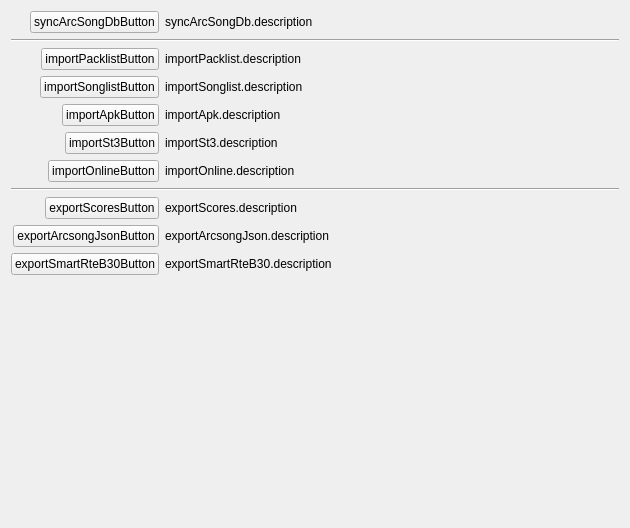
Qt form ui/designer/tabs/tabDb/tabDb_Manage.ui (ArcaeaOffline/client-pyside6) before a commit.
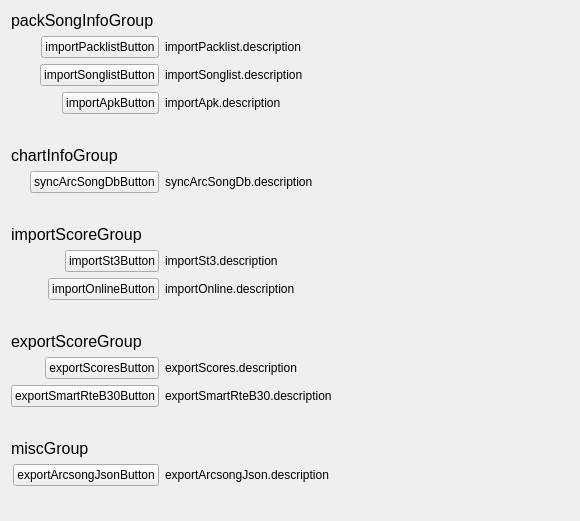
The same form after that commit.

Commit message: refactor(ui): TabDb_Manage

```diff
--- a/ui/designer/tabs/tabDb/tabDb_Manage.ui
+++ b/ui/designer/tabs/tabDb/tabDb_Manage.ui
@@ -6,8 +6,8 @@
    <rect>
     <x>0</x>
     <y>0</y>
-    <width>630</width>
-    <height>528</height>
+    <width>580</width>
+    <height>521</height>
    </rect>
   </property>
   <property name="windowTitle">
@@ -17,70 +17,21 @@
    <property name="labelAlignment">
     <set>Qt::AlignRight|Qt::AlignTrailing|Qt::AlignVCenter</set>
    </property>
-   <item row="0" column="0">
-    <widget class="QPushButton" name="syncArcSongDbButton">
-     <property name="text">
-      <string>syncArcSongDbButton</string>
-     </property>
-    </widget>
-   </item>
-   <item row="0" column="1">
-    <widget class="QLabel" name="label">
-     <property name="text">
-      <string>syncArcSongDb.description</string>
-     </property>
-    </widget>
-   </item>
-   <item row="5" column="0">
-    <widget class="QPushButton" name="importSt3Button">
-     <property name="text">
-      <string>importSt3Button</string>
-     </property>
-    </widget>
-   </item>
-   <item row="5" column="1">
-    <widget class="QLabel" name="label_2">
-     <property name="text">
-      <string>importSt3.description</string>
-     </property>
-    </widget>
-   </item>
-   <item row="7" column="0" colspan="2">
-    <widget class="Line" name="line">
-     <property name="orientation">
-      <enum>Qt::Horizontal</enum>
-     </property>
-    </widget>
-   </item>
-   <item row="8" column="0">
-    <widget class="QPushButton" name="exportScoresButton">
-     <property name="text">
-      <string>exportScoresButton</string>
-     </property>
-    </widget>
-   </item>
-   <item row="8" column="1">
-    <widget class="QLabel" name="label_3">
-     <property name="text">
-      <string>exportScores.description</string>
-     </property>
-    </widget>
-   </item>
-   <item row="1" column="0" colspan="2">
-    <widget class="Line" name="line_2">
-     <property name="orientation">
-      <enum>Qt::Horizontal</enum>
-     </property>
-    </widget>
-   </item>
-   <item row="2" column="0">
+   <item row="1" column="0">
     <widget class="QPushButton" name="importPacklistButton">
      <property name="text">
       <string>importPacklistButton</string>
      </property>
     </widget>
    </item>
-   <item row="3" column="0">
+   <item row="1" column="1">
+    <widget class="QLabel" name="label_4">
+     <property name="text">
+      <string>importPacklist.description</string>
+     </property>
+    </widget>
+   </item>
+   <item row="2" column="0">
     <widget class="QPushButton" name="importSonglistButton">
      <property name="text">
       <string>importSonglistButton</string>
@@ -88,69 +39,129 @@
     </widget>
    </item>
    <item row="2" column="1">
-    <widget class="QLabel" name="label_4">
-     <property name="text">
-      <string>importPacklist.description</string>
-     </property>
-    </widget>
-   </item>
-   <item row="3" column="1">
     <widget class="QLabel" name="label_5">
      <property name="text">
       <string>importSonglist.description</string>
      </property>
     </widget>
    </item>
-   <item row="9" column="0">
-    <widget class="QPushButton" name="exportArcsongJsonButton">
-     <property name="text">
-      <string>exportArcsongJsonButton</string>
-     </property>
-    </widget>
-   </item>
-   <item row="9" column="1">
-    <widget class="QLabel" name="label_6">
-     <property name="text">
-      <string>exportArcsongJson.description</string>
-     </property>
-    </widget>
-   </item>
-   <item row="4" column="0">
+   <item row="3" column="0">
     <widget class="QPushButton" name="importApkButton">
      <property name="text">
       <string>importApkButton</string>
      </property>
     </widget>
    </item>
-   <item row="4" column="1">
+   <item row="3" column="1">
     <widget class="QLabel" name="label_7">
      <property name="text">
       <string>importApk.description</string>
      </property>
     </widget>
    </item>
+   <item row="5" column="0" colspan="2">
+    <widget class="QLabel" name="label_11">
+     <property name="font">
+      <font>
+       <pointsize>12</pointsize>
+       <bold>false</bold>
+      </font>
+     </property>
+     <property name="text">
+      <string>chartInfoGroup</string>
+     </property>
+    </widget>
+   </item>
    <item row="6" column="0">
+    <widget class="QPushButton" name="syncArcSongDbButton">
+     <property name="text">
+      <string>syncArcSongDbButton</string>
+     </property>
+    </widget>
+   </item>
+   <item row="6" column="1">
+    <widget class="QLabel" name="label">
+     <property name="text">
+      <string>syncArcSongDb.description</string>
+     </property>
+    </widget>
+   </item>
+   <item row="8" column="0" colspan="2">
+    <widget class="QLabel" name="label_12">
+     <property name="font">
+      <font>
+       <pointsize>12</pointsize>
+       <bold>false</bold>
+      </font>
+     </property>
+     <property name="text">
+      <string>importScoreGroup</string>
+     </property>
+    </widget>
+   </item>
+   <item row="9" column="0">
+    <widget class="QPushButton" name="importSt3Button">
+     <property name="text">
+      <string>importSt3Button</string>
+     </property>
+    </widget>
+   </item>
+   <item row="9" column="1">
+    <widget class="QLabel" name="label_2">
+     <property name="text">
+      <string>importSt3.description</string>
+     </property>
+    </widget>
+   </item>
+   <item row="10" column="0">
     <widget class="QPushButton" name="importOnlineButton">
      <property name="text">
       <string>importOnlineButton</string>
      </property>
     </widget>
    </item>
-   <item row="6" column="1">
+   <item row="10" column="1">
     <widget class="QLabel" name="label_8">
      <property name="text">
       <string>importOnline.description</string>
      </property>
     </widget>
    </item>
-   <item row="10" column="0">
+   <item row="12" column="0" colspan="2">
+    <widget class="QLabel" name="label_13">
+     <property name="font">
+      <font>
+       <pointsize>12</pointsize>
+       <bold>false</bold>
+      </font>
+     </property>
+     <property name="text">
+      <string>exportScoreGroup</string>
+     </property>
+    </widget>
+   </item>
+   <item row="13" column="0">
+    <widget class="QPushButton" name="exportScoresButton">
+     <property name="text">
+      <string>exportScoresButton</string>
+     </property>
+    </widget>
+   </item>
+   <item row="13" column="1">
+    <widget class="QLabel" name="label_3">
+     <property name="text">
+      <string>exportScores.description</string>
+     </property>
+    </widget>
+   </item>
+   <item row="14" column="0">
     <widget class="QPushButton" name="exportSmartRteB30Button">
      <property name="text">
       <string>exportSmartRteB30Button</string>
      </property>
     </widget>
    </item>
-   <item row="10" column="1">
+   <item row="14" column="1">
     <widget class="QLabel" name="label_9">
      <property name="text">
       <string>exportSmartRteB30.description</string>
@@ -163,6 +174,110 @@
      </property>
     </widget>
    </item>
+   <item row="16" column="0" colspan="2">
+    <widget class="QLabel" name="label_14">
+     <property name="font">
+      <font>
+       <pointsize>12</pointsize>
+       <bold>false</bold>
+      </font>
+     </property>
+     <property name="text">
+      <string>miscGroup</string>
+     </property>
+    </widget>
+   </item>
+   <item row="17" column="0">
+    <widget class="QPushButton" name="exportArcsongJsonButton">
+     <property name="text">
+      <string>exportArcsongJsonButton</string>
+     </property>
+    </widget>
+   </item>
+   <item row="17" column="1">
+    <widget class="QLabel" name="label_6">
+     <property name="text">
+      <string>exportArcsongJson.description</string>
+     </property>
+    </widget>
+   </item>
+   <item row="0" column="0" colspan="2">
+    <widget class="QLabel" name="label_10">
+     <property name="font">
+      <font>
+       <pointsize>12</pointsize>
+       <bold>false</bold>
+      </font>
+     </property>
+     <property name="text">
+      <string>packSongInfoGroup</string>
+     </property>
+    </widget>
+   </item>
+   <item row="4" column="0">
+    <spacer name="verticalSpacer">
+     <property name="orientation">
+      <enum>Qt::Vertical</enum>
+     </property>
+     <property name="sizeType">
+      <enum>QSizePolicy::Minimum</enum>
+     </property>
+     <property name="sizeHint" stdset="0">
+      <size>
+       <width>20</width>
+       <height>20</height>
+      </size>
+     </property>
+    </spacer>
+   </item>
+   <item row="7" column="0">
+    <spacer name="verticalSpacer_2">
+     <property name="orientation">
+      <enum>Qt::Vertical</enum>
+     </property>
+     <property name="sizeType">
+      <enum>QSizePolicy::Minimum</enum>
+     </property>
+     <property name="sizeHint" stdset="0">
+      <size>
+       <width>20</width>
+       <height>20</height>
+      </size>
+     </property>
+    </spacer>
+   </item>
+   <item row="11" column="0">
+    <spacer name="verticalSpacer_3">
+     <property name="orientation">
+      <enum>Qt::Vertical</enum>
+     </property>
+     <property name="sizeType">
+      <enum>QSizePolicy::Minimum</enum>
+     </property>
+     <property name="sizeHint" stdset="0">
+      <size>
+       <width>20</width>
+       <height>20</height>
+      </size>
+     </property>
+    </spacer>
+   </item>
+   <item row="15" column="0">
+    <spacer name="verticalSpacer_4">
+     <property name="orientation">
+      <enum>Qt::Vertical</enum>
+     </property>
+     <property name="sizeType">
+      <enum>QSizePolicy::Minimum</enum>
+     </property>
+     <property name="sizeHint" stdset="0">
+      <size>
+       <width>20</width>
+       <height>20</height>
+      </size>
+     </property>
+    </spacer>
+   </item>
   </layout>
  </widget>
  <resources/>
```
The commit also changes 3 other files.
